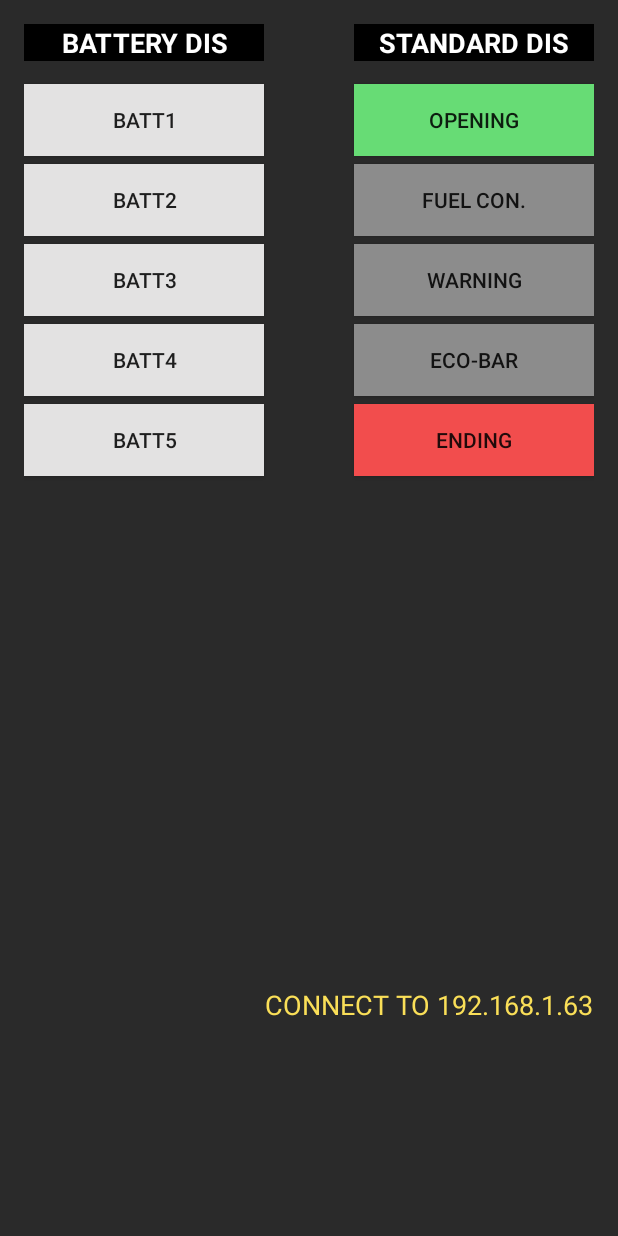
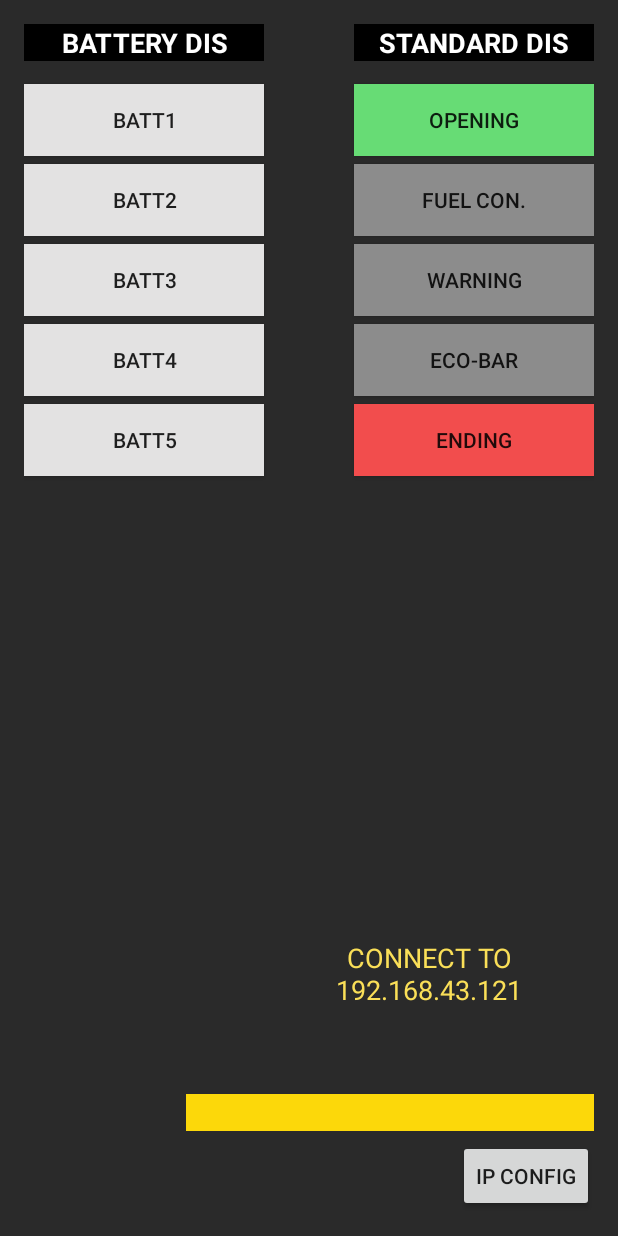
Before and after one commit to Nopakorn/AndroidClientSide, an Android app: the screen it shows after launch (MainActivity), on a phone screen of 412 x 824 dp. Run offline under Robolectric (Android 15) with nearby library versions, the light colour scheme and no system bars.

Commit message:
adding Edit text for setting ip address

```diff
--- a/app/src/main/java/com/example/nopakorn/androidclientside/MainActivity.java
+++ b/app/src/main/java/com/example/nopakorn/androidclientside/MainActivity.java
@@ -1,5 +1,6 @@
 package com.example.nopakorn.androidclientside;
 
+import android.content.Context;
 import android.content.res.Resources;
 import android.graphics.Bitmap;
 import android.graphics.BitmapFactory;
@@ -29,8 +30,10 @@ import java.util.Enumeration;
 import android.os.AsyncTask;
 import android.app.Activity;
 import android.util.Log;
+import android.view.MotionEvent;
 import android.view.View;
 import android.view.View.OnClickListener;
+import android.view.inputmethod.InputMethodManager;
 import android.widget.Button;
 import android.widget.EditText;
 import android.widget.ImageView;
@@ -50,11 +53,13 @@ public class MainActivity extends AppCompatActivity {
     public static final String SCREEN_BATT5 = "batt5";
 
     TextView textResponse;
+    EditText ipEditText;
     Button buttonConnect, buttonConnect2, buttonConnect3, buttonConnect4, buttonBatteryStart;
     Button opening, ending, warning, ecobar, fuel;
+    Button ipConfig;
     private MyClientTask myClientTask;
     String SocketServerPORT = "8080";
-    String serverSocket = "192.168.1.63";
+    public String serverSocket = "192.168.43.121";
     ImageView screenPre;
     @Override
     protected void onCreate(Bundle savedInstanceState) {
@@ -73,6 +78,8 @@ public class MainActivity extends AppCompatActivity {
         fuel = (Button)findViewById(R.id.fuel);
 
         textResponse = (TextView)findViewById(R.id.response);
+        ipEditText = (EditText)findViewById(R.id.ipEditText);
+        ipConfig = (Button)findViewById(R.id.ipConfigButton);
 
         buttonConnect.setOnClickListener(buttonConnectOnClickListener);
         buttonConnect2.setOnClickListener(buttonConnectOnClickListener2);
@@ -89,7 +96,7 @@ public class MainActivity extends AppCompatActivity {
         screenPre = (ImageView)findViewById(R.id.screenPreview);
 
         textResponse.setText("CONNECT TO "+serverSocket);
-
+        ipConfig.setOnClickListener(buttonIpConfig);
     }
 
     @Override
@@ -97,12 +104,32 @@ public class MainActivity extends AppCompatActivity {
         super.onDestroy();
     }
 
+    @Override
+    public boolean onTouchEvent(MotionEvent event) {
+        InputMethodManager imm = (InputMethodManager)getSystemService(Context.
+                INPUT_METHOD_SERVICE);
+        imm.hideSoftInputFromWindow(getCurrentFocus().getWindowToken(), 0);
+        return true;
+    }
+
+    OnClickListener buttonIpConfig =
+            new OnClickListener(){
+
+                @Override
+                public void onClick(View arg0) {
+                    String ipText = ipEditText.getText().toString();
+                    serverSocket = ipText;
+                    textResponse.setText("CONNECT TO "+serverSocket+"#");
+                    ipEditText.setText("");
+                    Log.d("ip","getting ip from text: "+ipText);
+                }};
     OnClickListener buttonOpening =
             new OnClickListener(){
 
                 @Override
                 public void onClick(View arg0) {
                     String btn_name = "opening";
+                    Log.d("ip","opening: "+serverSocket);
                     myClientTask = new MyClientTask(serverSocket, Integer.parseInt(SocketServerPORT), btn_name);
                     myClientTask.execute();
                 }};
--- a/app/src/main/res/layout/activity_main.xml
+++ b/app/src/main/res/layout/activity_main.xml
@@ -160,7 +160,7 @@
         android:textColor="#fadf58"
         android:textAlignment="center"
         android:layout_gravity="right"
-        android:layout_marginTop="41dp"
+        android:layout_marginTop="10dp"
         android:layout_alignTop="@+id/screenPreview"
         android:layout_alignRight="@+id/ending"
         android:layout_alignEnd="@+id/ending"
@@ -179,4 +179,26 @@
         android:visibility="invisible"
         />
 
+    <EditText
+        android:layout_width="wrap_content"
+        android:layout_height="wrap_content"
+        android:id="@+id/ipEditText"
+        android:textColor="#000000"
+        android:background="#fcd80a"
+        android:layout_alignBottom="@+id/screenPreview"
+        android:layout_alignRight="@+id/response"
+        android:layout_alignEnd="@+id/response"
+        android:layout_marginBottom="54dp"
+        android:layout_toRightOf="@+id/screenPreview"
+        android:layout_toEndOf="@+id/screenPreview" />
+
+    <Button
+        android:layout_width="wrap_content"
+        android:layout_height="wrap_content"
+        android:text="IP Config"
+        android:id="@+id/ipConfigButton"
+        android:layout_alignBottom="@+id/screenPreview"
+        android:layout_alignParentRight="true"
+        android:layout_alignParentEnd="true" />
+
 </RelativeLayout>
--- a/app/src/main/res/values/strings.xml
+++ b/app/src/main/res/values/strings.xml
@@ -1,5 +1,5 @@
 <resources>
-    <string name="app_name">AndroidClientSide</string>
+    <string name="app_name">MIDControl</string>
     <string name="a_view">A View</string>
     <string name="response">Response</string>
 </resources>
```
